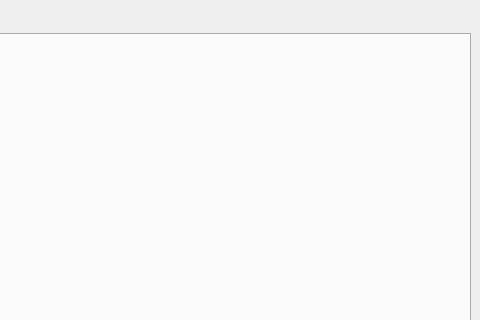
Old version of the form client/ui_xml/another_window_widget.ui in the repository shubhpatel18/cs440; both pictures show x 320 to 800 and y 0 to 320 of the 800 by 600 pixel window.
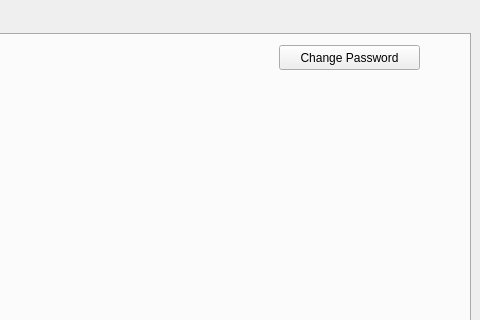
New version of the form.

Commit message: add change password button to profile tab

Patch:
```diff
--- a/client/ui_xml/another_window_widget.ui
+++ b/client/ui_xml/another_window_widget.ui
@@ -24,6 +24,19 @@
        <attribute name="title">
         <string>Profile</string>
        </attribute>
+       <widget class="QPushButton" name="pushButton">
+        <property name="geometry">
+         <rect>
+          <x>588</x>
+          <y>10</y>
+          <width>141</width>
+          <height>25</height>
+         </rect>
+        </property>
+        <property name="text">
+         <string>Change Password</string>
+        </property>
+       </widget>
       </widget>
      </widget>
     </item>
```
The commit also changes 1 other file.
